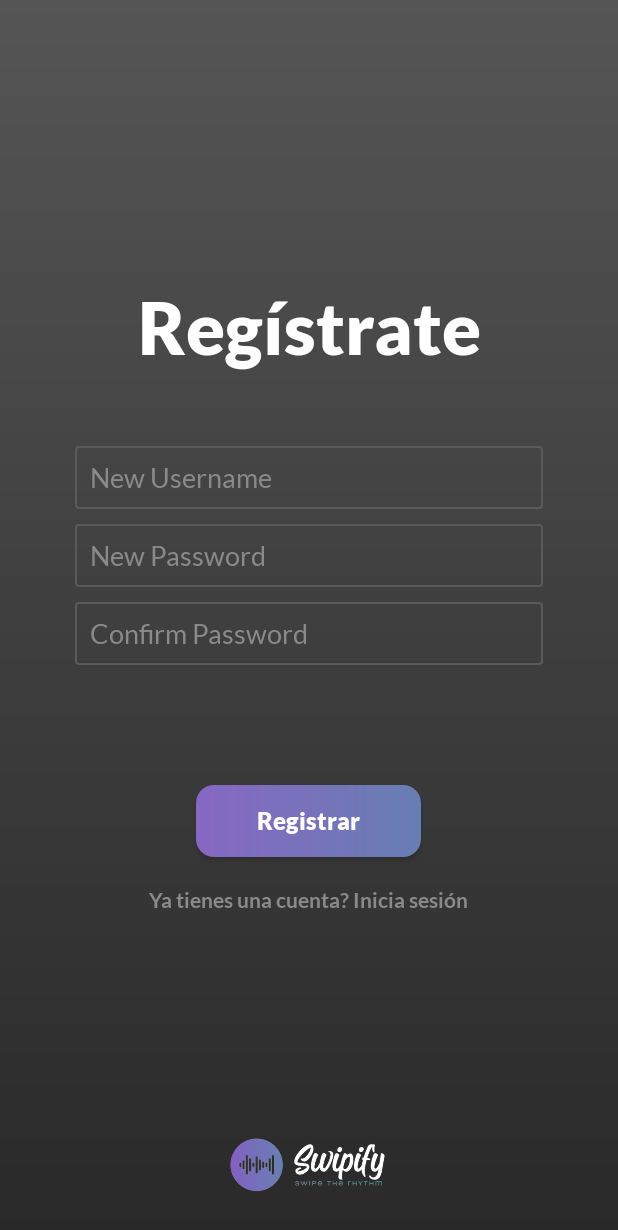
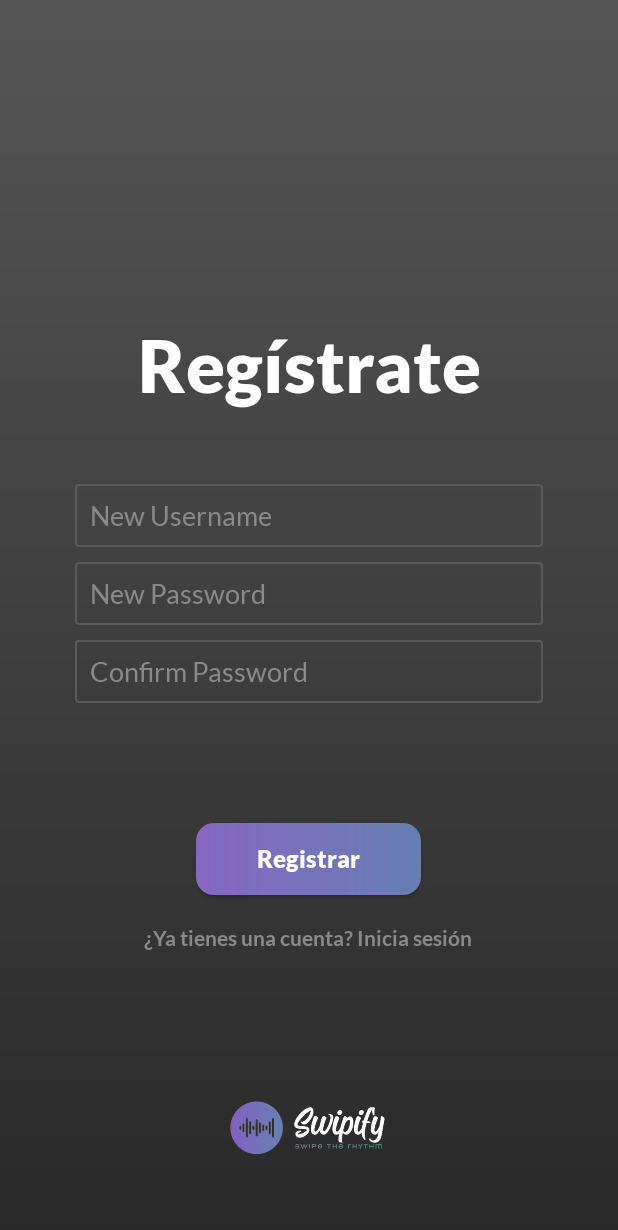
Before and after one commit to Btd20/SwipifyApp, an Android app: the RegisterActivity screen opened directly, with no data from a screen before it, on a phone screen of 412 x 824 dp. Shown: the top 1230 px of the screen. Run offline under Robolectric (Android 15) with nearby library versions, the phone set to English and light mode, and no system bars.

Commit message:
dp's updated

```diff
--- a/app/src/main/res/layout/activity_login.xml
+++ b/app/src/main/res/layout/activity_login.xml
@@ -70,7 +70,7 @@
         android:layout_height="wrap_content"
         android:layout_marginTop="20dp"
         android:fontFamily="@font/lato_bold"
-        android:text="No tienes una cuenta? Regístrate aquí."
+        android:text="¿No tienes una cuenta? Regístrate aquí."
         android:textColor="#8A8A8A" />
 
     <ImageView
--- a/app/src/main/res/layout/activity_register.xml
+++ b/app/src/main/res/layout/activity_register.xml
@@ -86,14 +86,14 @@
         android:layout_height="wrap_content"
         android:layout_marginTop="20dp"
         android:fontFamily="@font/lato_bold"
-        android:text="Ya tienes una cuenta? Inicia sesión"
+        android:text="¿Ya tienes una cuenta? Inicia sesión"
         android:textColor="#8A8A8A" />
 
     <ImageView
         android:id="@+id/imageView"
         android:layout_width="226dp"
         android:layout_height="36dp"
-        android:layout_marginTop="150dp"
+        android:layout_marginTop="100dp"
         app:srcCompat="@drawable/swipifybanner_sinfondo" />
 
 </LinearLayout>
```
